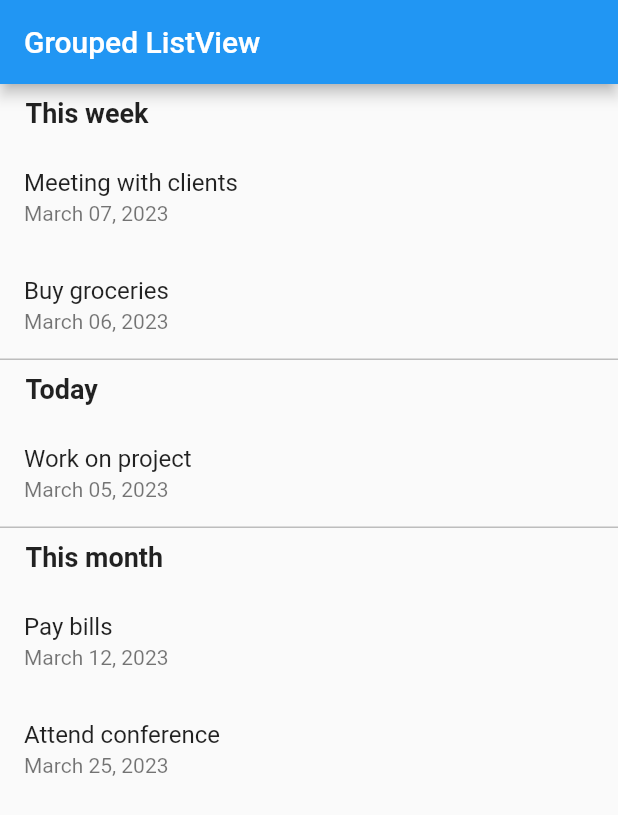
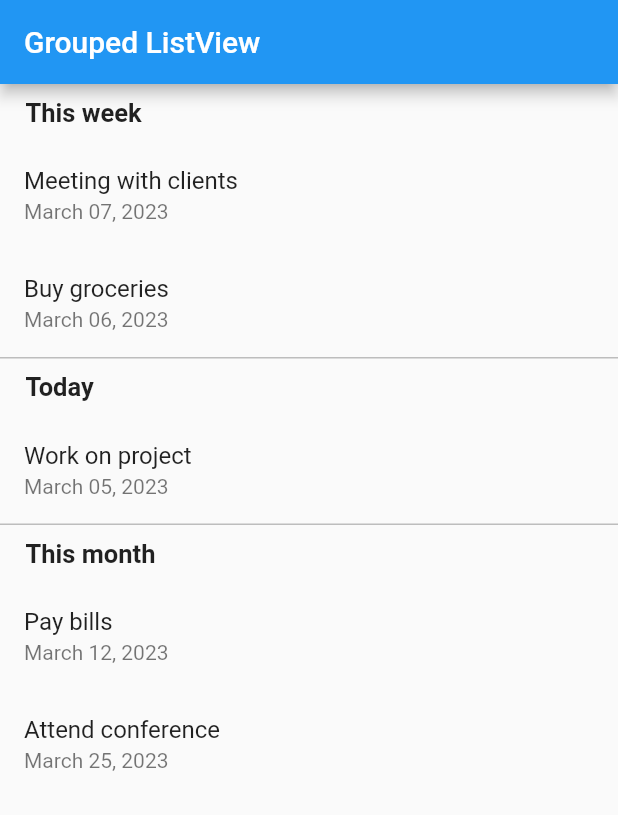
Before and after one commit to Vasanthsek/demo, a Flutter app: the screen it shows after launch, on a phone screen of 412 x 824 dp. Shown: the top 815 px of the screen. Run offline on Flutter 3.47's test engine with Material 2 defaults, Android fonts, the phone set to English and light mode, and no system bars.

Commit message:
fourth commit

```diff
--- a/lib/main.dart
+++ b/lib/main.dart
@@ -114,7 +114,7 @@ class _GroupedListViewState extends State<GroupedListView> {
                 padding: const EdgeInsets.symmetric(horizontal: 17, vertical: 9),
                 child: Text(
                   key,
-                  style: TextStyle(fontSize: 18, fontWeight: FontWeight.bold),
+                  style: TextStyle(fontSize: 17, fontWeight: FontWeight.bold),
                 ),
               ),
               ListView.builder(
```
